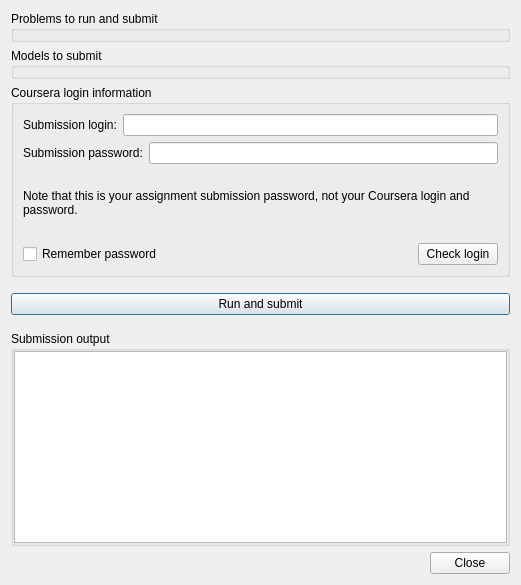
First picture: the form in MiniZincIDE/courserasubmission.ui, repository MiniZinc/MiniZincIDE, before the edit.
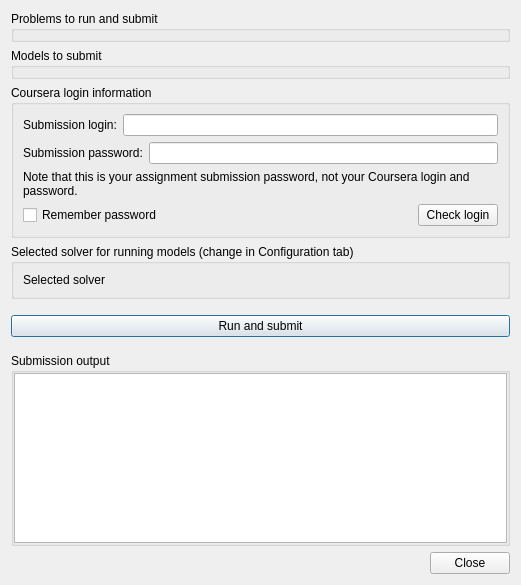
Second picture: the form after the edit.

Commit message: Mention selected solver in Coursera submission window

```diff
--- a/MiniZincIDE/courserasubmission.ui
+++ b/MiniZincIDE/courserasubmission.ui
@@ -134,6 +134,22 @@
      </layout>
     </widget>
    </item>
+   <item>
+    <widget class="QGroupBox" name="groupBox">
+     <property name="title">
+      <string>Selected solver for running models (change in Configuration tab)</string>
+     </property>
+     <layout class="QVBoxLayout" name="verticalLayout_4">
+      <item>
+       <widget class="QLabel" name="selectedSolver">
+        <property name="text">
+         <string>Selected solver</string>
+        </property>
+       </widget>
+      </item>
+     </layout>
+    </widget>
+   </item>
    <item>
     <spacer name="verticalSpacer">
      <property name="orientation">
```
The commit also changes 1 other file.
